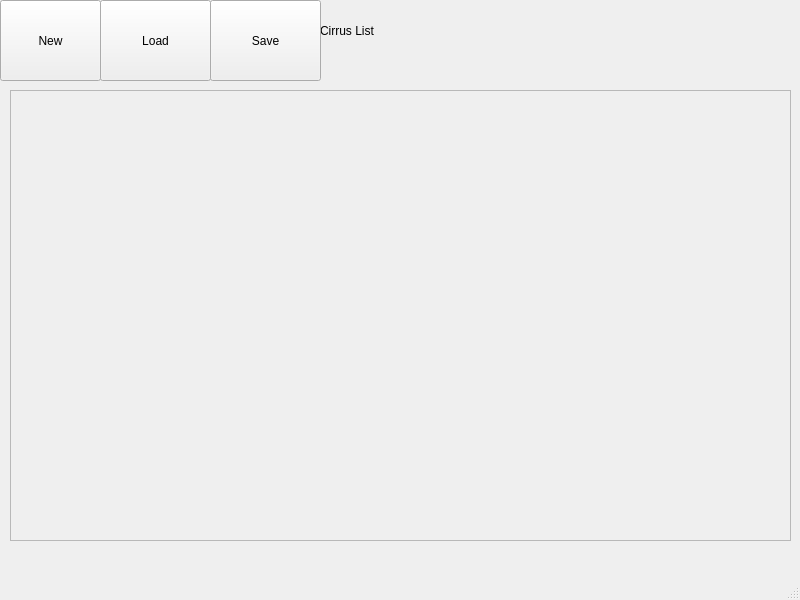
Before: the Qt Designer form mainwindow.ui in ruvans/cirrus-list, drawn with Qt 5.
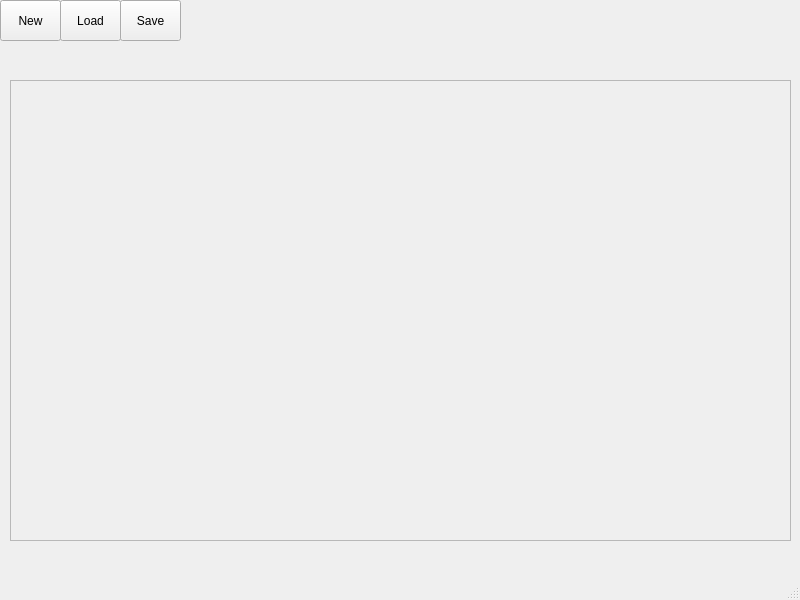
After: the same form once the commit is applied. Icons and pictures are not drawn.

Diff of the .ui file:
```diff
--- a/mainwindow.ui
+++ b/mainwindow.ui
@@ -17,14 +17,20 @@
    <widget class="QLabel" name="labelTitle">
     <property name="geometry">
      <rect>
-      <x>320</x>
-      <y>0</y>
-      <width>141</width>
-      <height>61</height>
+      <x>500</x>
+      <y>20</y>
+      <width>271</width>
+      <height>51</height>
      </rect>
     </property>
     <property name="text">
-     <string>Cirrus List</string>
+     <string/>
+    </property>
+    <property name="pixmap">
+     <pixmap resource="../build-cirrus-list-Desktop_Qt_6_2_1_MinGW_64_bit-Debug/debug/qmake_resources.qrc">:/resources/cooltexttitle.png</pixmap>
+    </property>
+    <property name="scaledContents">
+     <bool>true</bool>
     </property>
    </widget>
    <widget class="QPushButton" name="newButton">
@@ -32,8 +38,8 @@
      <rect>
       <x>0</x>
       <y>0</y>
-      <width>101</width>
-      <height>81</height>
+      <width>61</width>
+      <height>41</height>
      </rect>
     </property>
     <property name="text">
@@ -44,11 +50,14 @@
     <property name="geometry">
      <rect>
       <x>10</x>
-      <y>90</y>
+      <y>80</y>
       <width>781</width>
-      <height>451</height>
+      <height>461</height>
      </rect>
     </property>
+    <property name="autoFillBackground">
+     <bool>true</bool>
+    </property>
     <property name="widgetResizable">
      <bool>true</bool>
     </property>
@@ -58,7 +67,7 @@
        <x>0</x>
        <y>0</y>
        <width>779</width>
-       <height>449</height>
+       <height>459</height>
       </rect>
      </property>
     </widget>
@@ -66,10 +75,10 @@
    <widget class="QPushButton" name="loadButton">
     <property name="geometry">
      <rect>
-      <x>100</x>
+      <x>60</x>
       <y>0</y>
-      <width>111</width>
-      <height>81</height>
+      <width>61</width>
+      <height>41</height>
      </rect>
     </property>
     <property name="text">
@@ -79,10 +88,10 @@
    <widget class="QPushButton" name="saveButton">
     <property name="geometry">
      <rect>
-      <x>210</x>
+      <x>120</x>
       <y>0</y>
-      <width>111</width>
-      <height>81</height>
+      <width>61</width>
+      <height>41</height>
      </rect>
     </property>
     <property name="text">
```
Left out of the diff: 4 changed lines with no effect on the pictures.
